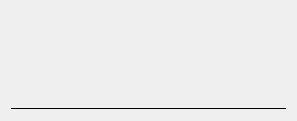
Old version of the form src/modules/ui/pluginwidget/pluginwidget.ui in the repository michimussato/pypelyne2.
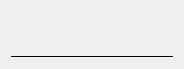
New version of the form.

```diff
--- a/src/modules/ui/pluginwidget/pluginwidget.ui
+++ b/src/modules/ui/pluginwidget/pluginwidget.ui
@@ -6,8 +6,8 @@
    <rect>
     <x>0</x>
     <y>0</y>
-    <width>297</width>
-    <height>121</height>
+    <width>184</width>
+    <height>69</height>
    </rect>
   </property>
   <property name="windowTitle">
```
Left out of the diff: 23 changed lines with no effect on the pictures.
